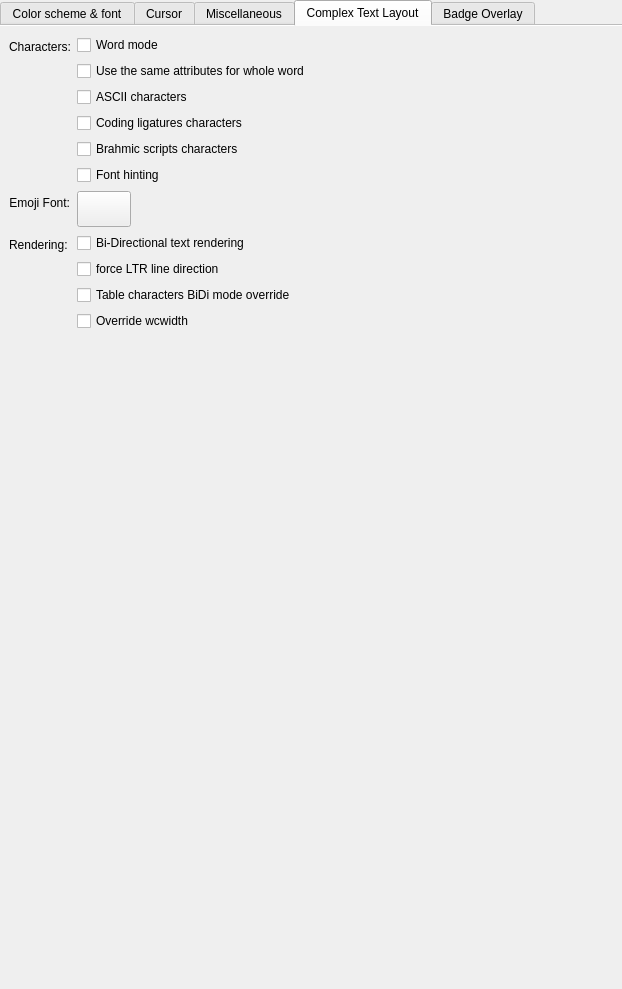
KDE/konsole, file src/widgets/EditProfileAppearancePage.ui: the form before one commit.
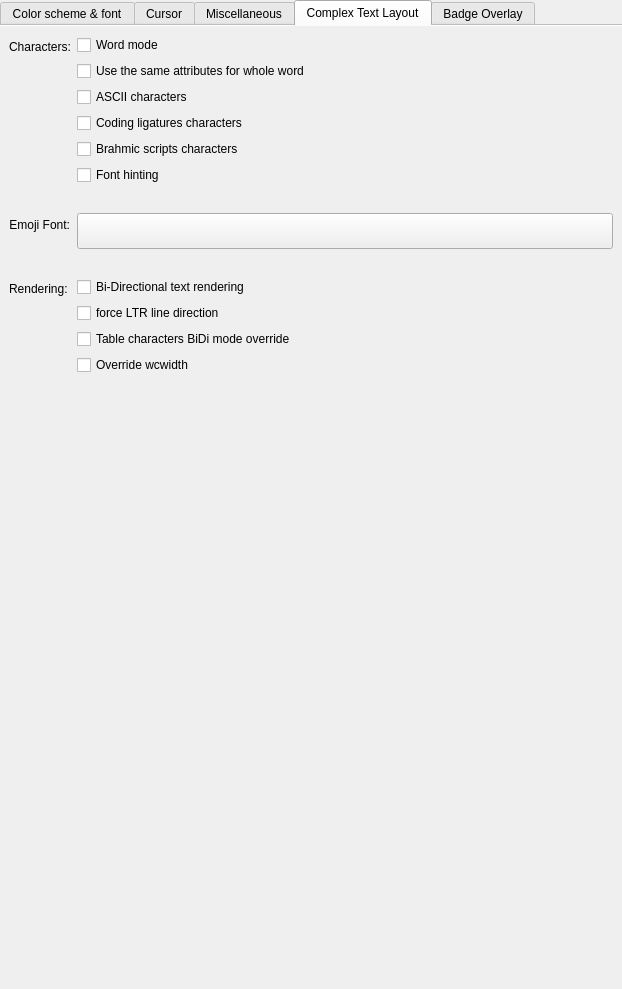
The form after the commit. The open tabs and pages were chosen to show the change. Custom widgets are drawn as their Qt base class.

Commit message:
EditProfileDialog: Fix emojiFont selector
Emojifont selector shows -1 if no emoji font is selected. In these cases
show "System default" as that's our fallback anyway.

Patch:
```diff
--- a/src/widgets/EditProfileAppearancePage.ui
+++ b/src/widgets/EditProfileAppearancePage.ui
@@ -978,7 +978,7 @@
            </item>
           </layout>
          </item>
-         <item row="1" column="0">
+         <item row="2" column="0">
           <widget class="QLabel" name="label_17">
            <property name="sizePolicy">
             <sizepolicy hsizetype="Fixed" vsizetype="Preferred">
@@ -994,10 +994,10 @@
            </property>
           </widget>
          </item>
-         <item row="1" column="1">
+         <item row="2" column="1">
           <widget class="QPushButton" name="emojiFontPreview">
            <property name="sizePolicy">
-            <sizepolicy hsizetype="Maximum" vsizetype="Preferred">
+            <sizepolicy hsizetype="Preferred" vsizetype="Minimum">
              <horstretch>1</horstretch>
              <verstretch>0</verstretch>
             </sizepolicy>
@@ -1008,22 +1008,16 @@
              <height>36</height>
             </size>
            </property>
-           <property name="maximumSize">
-            <size>
-             <width>54</width>
-             <height>16777215</height>
-            </size>
-           </property>
           </widget>
          </item>
-         <item row="2" column="0">
+         <item row="4" column="0">
           <widget class="QLabel" name="renderingLabel">
            <property name="text">
             <string>Rendering:</string>
            </property>
           </widget>
          </item>
-         <item row="2" column="1">
+         <item row="4" column="1">
           <layout class="QVBoxLayout" name="verticalLayout_10">
            <item>
             <widget class="QCheckBox" name="enableBidiRenderingButton">
@@ -1091,6 +1085,38 @@
            </item>
           </layout>
          </item>
+         <item row="1" column="1">
+          <spacer name="verticalSpacer">
+           <property name="orientation">
+            <enum>Qt::Orientation::Vertical</enum>
+           </property>
+           <property name="sizeType">
+            <enum>QSizePolicy::Policy::Fixed</enum>
+           </property>
+           <property name="sizeHint" stdset="0">
+            <size>
+             <width>20</width>
+             <height>16</height>
+            </size>
+           </property>
+          </spacer>
+         </item>
+         <item row="3" column="1">
+          <spacer name="verticalSpacer_2">
+           <property name="orientation">
+            <enum>Qt::Orientation::Vertical</enum>
+           </property>
+           <property name="sizeType">
+            <enum>QSizePolicy::Policy::Fixed</enum>
+           </property>
+           <property name="sizeHint" stdset="0">
+            <size>
+             <width>20</width>
+             <height>16</height>
+            </size>
+           </property>
+          </spacer>
+         </item>
         </layout>
        </item>
       </layout>
```
Left out of the diff: 2 changed lines with no effect on the pictures. The commit also changes 1 other file.
